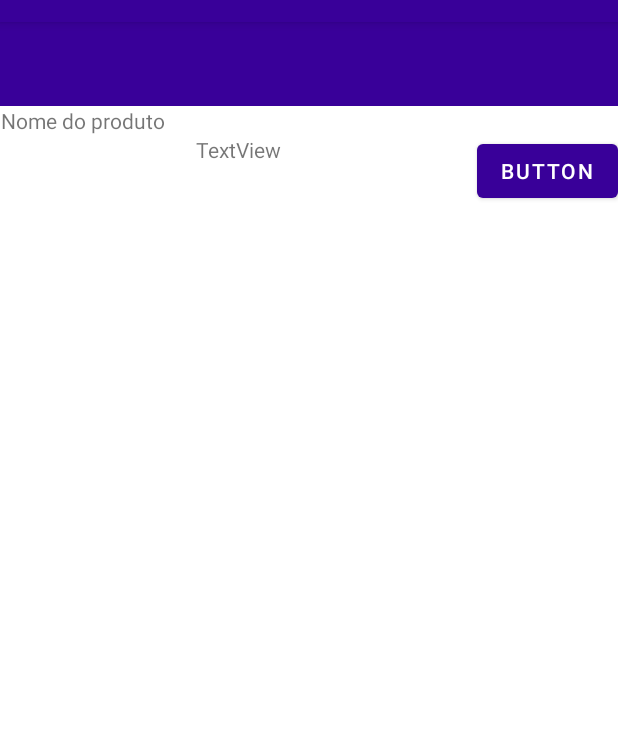
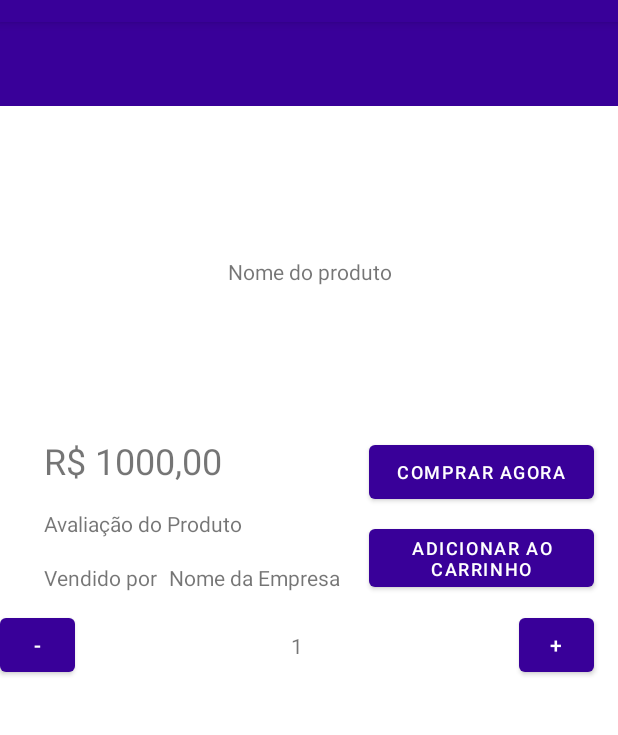
Before and after one commit to dev-paulo-furtado/OutletExpressMovel, an Android app: the ProdutoActivity screen opened directly, with no data from a screen before it, on a phone screen of 412 x 824 dp, the part 62-797 px from its top. Run offline under Robolectric (Android 15) with nearby library versions, the phone set to English and light mode, and no system bars.

Commit message:
Tela do produto e criação do layout item_horizontal.xml

```diff
--- a/app/src/main/res/layout/activity_produto.xml
+++ b/app/src/main/res/layout/activity_produto.xml
@@ -30,40 +30,153 @@
             android:layout_height="wrap_content"
             android:orientation="vertical" >
 
+            <androidx.constraintlayout.widget.ConstraintLayout
+                android:layout_width="match_parent"
+                android:layout_height="204dp">
+
                 <ImageView
                     android:id="@+id/imageView8"
-                android:layout_width="match_parent"
+                    android:layout_width="wrap_content"
                     android:layout_height="wrap_content"
+                    android:layout_marginTop="16dp"
+                    app:layout_constraintEnd_toEndOf="parent"
+                    app:layout_constraintStart_toStartOf="parent"
+                    app:layout_constraintTop_toTopOf="parent"
                     tools:srcCompat="@tools:sample/avatars" />
 
                 <TextView
                     android:id="@+id/textView5"
                     android:layout_width="wrap_content"
                     android:layout_height="wrap_content"
+                    android:layout_marginTop="8dp"
+                    android:layout_marginBottom="8dp"
                     android:text="Nome do produto"
-                android:textAlignment="center" />
+                    android:textAlignment="center"
+                    app:layout_constraintBottom_toBottomOf="parent"
+                    app:layout_constraintEnd_toEndOf="parent"
+                    app:layout_constraintStart_toStartOf="parent"
+                    app:layout_constraintTop_toBottomOf="@+id/imageView8" />
+            </androidx.constraintlayout.widget.ConstraintLayout>
 
             <androidx.constraintlayout.widget.ConstraintLayout
                 android:layout_width="match_parent"
-                android:layout_height="match_parent">
+                android:layout_height="188dp">
 
                 <TextView
                     android:id="@+id/textView4"
                     android:layout_width="wrap_content"
                     android:layout_height="wrap_content"
-                    android:text="TextView"
+                    android:layout_marginTop="16dp"
+                    android:text="R$ 1000,00"
+                    android:textSize="24sp"
                     app:layout_constraintEnd_toStartOf="@+id/button3"
+                    app:layout_constraintHorizontal_bias="0.23"
                     app:layout_constraintStart_toStartOf="parent"
                     app:layout_constraintTop_toTopOf="parent" />
 
                 <Button
                     android:id="@+id/button3"
+                    android:layout_width="150dp"
+                    android:layout_height="wrap_content"
+                    android:layout_marginTop="16dp"
+                    android:layout_marginEnd="16dp"
+                    android:text="Comprar agora"
+                    android:textSize="12sp"
+                    app:layout_constraintEnd_toEndOf="parent"
+                    app:layout_constraintTop_toTopOf="parent" />
+
+                <TextView
+                    android:id="@+id/textView3"
                     android:layout_width="wrap_content"
                     android:layout_height="wrap_content"
-                    android:text="Button"
+                    android:layout_marginTop="16dp"
+                    android:text="Avaliação do Produto"
+                    app:layout_constraintEnd_toStartOf="@+id/button3"
+                    app:layout_constraintHorizontal_bias="0.258"
+                    app:layout_constraintStart_toStartOf="parent"
+                    app:layout_constraintTop_toBottomOf="@+id/textView4" />
+
+                <Button
+                    android:id="@+id/button4"
+                    android:layout_width="150dp"
+                    android:layout_height="wrap_content"
+                    android:layout_marginTop="8dp"
+                    android:layout_marginEnd="16dp"
+                    android:text="Adicionar ao carrinho"
+                    android:textSize="12sp"
                     app:layout_constraintEnd_toEndOf="parent"
+                    app:layout_constraintTop_toBottomOf="@+id/button3" />
+
+                <TextView
+                    android:id="@+id/textView6"
+                    android:layout_width="wrap_content"
+                    android:layout_height="wrap_content"
+                    android:layout_marginTop="16dp"
+                    android:text="Vendido por"
+                    app:layout_constraintBottom_toBottomOf="parent"
+                    app:layout_constraintEnd_toStartOf="@+id/button3"
+                    app:layout_constraintHorizontal_bias="0.171"
+                    app:layout_constraintStart_toStartOf="parent"
+                    app:layout_constraintTop_toBottomOf="@+id/textView3"
+                    app:layout_constraintVertical_bias="0.011" />
+
+                <TextView
+                    android:id="@+id/textView7"
+                    android:layout_width="wrap_content"
+                    android:layout_height="wrap_content"
+                    android:layout_marginStart="8dp"
+                    android:layout_marginTop="16dp"
+                    android:text="Nome da Empresa"
+                    app:layout_constraintBottom_toBottomOf="parent"
+                    app:layout_constraintEnd_toStartOf="@+id/button3"
+                    app:layout_constraintHorizontal_bias="0.0"
+                    app:layout_constraintStart_toEndOf="@+id/textView6"
+                    app:layout_constraintTop_toBottomOf="@+id/textView3"
+                    app:layout_constraintVertical_bias="0.011" />
+
+                <Button
+                    android:id="@+id/button5"
+                    android:layout_width="50dp"
+                    android:layout_height="wrap_content"
+                    android:text="-"
+                    app:layout_constraintBottom_toBottomOf="parent"
+                    app:layout_constraintTop_toBottomOf="@+id/button4"
+                    tools:layout_editor_absoluteX="248dp" />
+
+                <Button
+                    android:id="@+id/button6"
+                    android:layout_width="50dp"
+                    android:layout_height="wrap_content"
+                    android:layout_marginEnd="16dp"
+                    android:text="+"
+                    app:layout_constraintBottom_toBottomOf="parent"
+                    app:layout_constraintEnd_toEndOf="parent"
+                    app:layout_constraintTop_toBottomOf="@+id/button4" />
+
+                <TextView
+                    android:id="@+id/textView8"
+                    android:layout_width="wrap_content"
+                    android:layout_height="wrap_content"
+                    android:text="1"
+                    app:layout_constraintBottom_toBottomOf="parent"
+                    app:layout_constraintEnd_toStartOf="@+id/button6"
+                    app:layout_constraintStart_toEndOf="@+id/button5"
+                    app:layout_constraintTop_toBottomOf="@+id/button4" />
+            </androidx.constraintlayout.widget.ConstraintLayout>
+
+            <androidx.constraintlayout.widget.ConstraintLayout
+                android:layout_width="match_parent"
+                android:layout_height="283dp">
+
+                <androidx.recyclerview.widget.RecyclerView
+                    android:layout_width="match_parent"
+                    android:layout_height="match_parent"
+                    app:layout_constraintBottom_toBottomOf="parent"
+                    app:layout_constraintEnd_toEndOf="parent"
+                    app:layout_constraintStart_toStartOf="parent"
                     app:layout_constraintTop_toTopOf="parent" />
             </androidx.constraintlayout.widget.ConstraintLayout>
+
         </LinearLayout>
     </ScrollView>
 
--- /dev/null
+++ b/app/src/main/res/layout/item_horizontal.xml
@@ -0,0 +1,45 @@
+<?xml version="1.0" encoding="utf-8"?>
+<androidx.constraintlayout.widget.ConstraintLayout xmlns:android="http://schemas.android.com/apk/res/android"
+    xmlns:app="http://schemas.android.com/apk/res-auto"
+    xmlns:tools="http://schemas.android.com/tools"
+    android:layout_width="match_parent"
+    android:layout_height="wrap_content">
+
+    <ImageView
+        android:id="@+id/imageView3"
+        android:layout_width="wrap_content"
+        android:layout_height="wrap_content"
+        android:layout_marginStart="8dp"
+        android:layout_marginTop="8dp"
+        android:layout_marginBottom="8dp"
+        app:layout_constraintBottom_toBottomOf="parent"
+        app:layout_constraintStart_toStartOf="parent"
+        app:layout_constraintTop_toTopOf="parent"
+        tools:srcCompat="@tools:sample/avatars" />
+
+    <TextView
+        android:id="@+id/textView9"
+        android:layout_width="0dp"
+        android:layout_height="wrap_content"
+        android:layout_marginStart="8dp"
+        android:layout_marginTop="8dp"
+        android:layout_marginEnd="8dp"
+        android:text="Nome do Produto"
+        android:textSize="20sp"
+        app:layout_constraintEnd_toEndOf="parent"
+        app:layout_constraintStart_toEndOf="@+id/imageView3"
+        app:layout_constraintTop_toTopOf="parent" />
+
+    <TextView
+        android:id="@+id/textView10"
+        android:layout_width="0dp"
+        android:layout_height="wrap_content"
+        android:layout_marginStart="8dp"
+        android:layout_marginTop="8dp"
+        android:layout_marginEnd="8dp"
+        android:text="R$ 1000,00"
+        android:textSize="20sp"
+        app:layout_constraintEnd_toEndOf="parent"
+        app:layout_constraintStart_toEndOf="@+id/imageView3"
+        app:layout_constraintTop_toBottomOf="@+id/textView9" />
+</androidx.constraintlayout.widget.ConstraintLayout>
```
Lines whose indentation alone changed are shown as unchanged.
